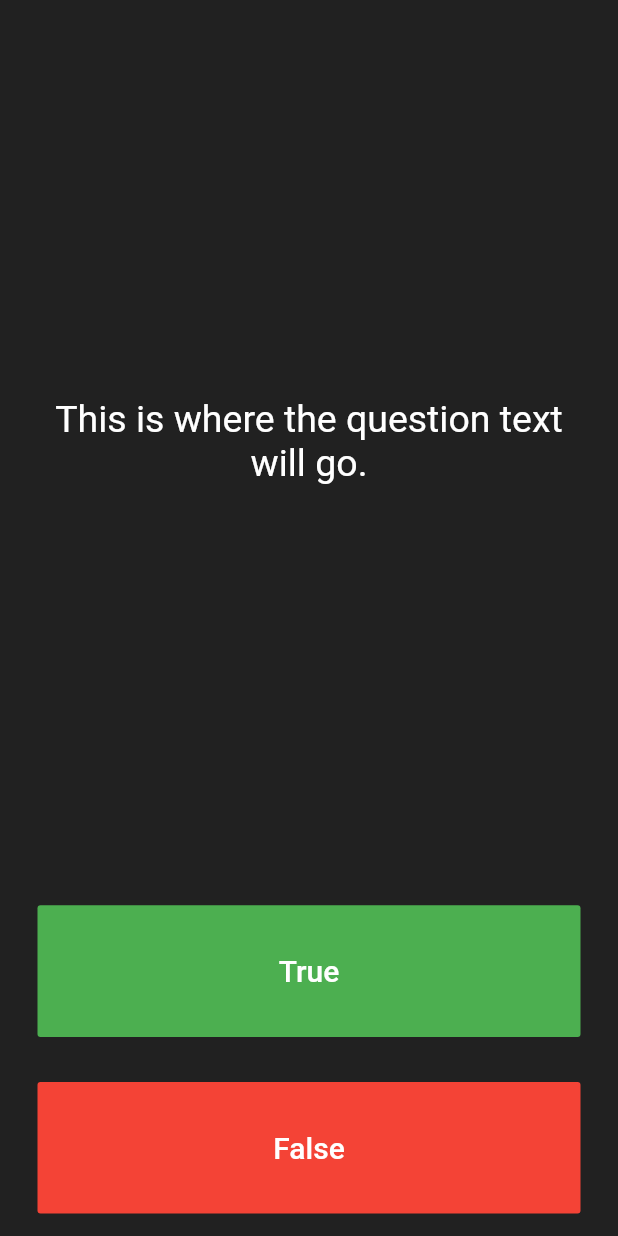
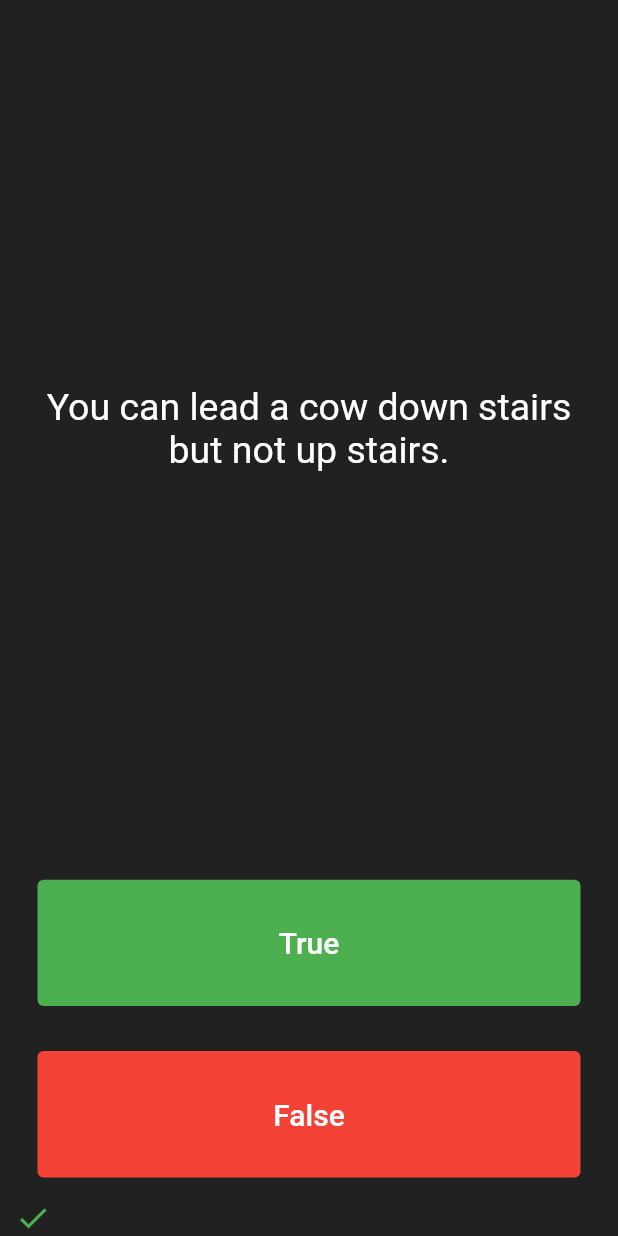
Before and after one commit to giwonn/flutter_study, a Flutter app: the screen it shows after launch, after a tap on "True", on a phone screen of 412 x 824 dp. Run offline on Flutter 3.47's test engine with Material 2 defaults, Android fonts, the phone set to English and light mode, and no system bars.

Commit message:
quizzler 앱 완료

```diff
--- a/quizzler-flutter/lib/main.dart
+++ b/quizzler-flutter/lib/main.dart
@@ -1,4 +1,7 @@
 import 'package:flutter/material.dart';
+import 'package:quizzler/quiz_brain.dart';
+
+QuizBrain quizBrain = QuizBrain();
 
 void main() => runApp(Quizzler());
 
@@ -25,6 +28,28 @@
 }
 
 class _QuizPageState extends State<QuizPage> {
+  List<Icon> scoreKeeper = [];
+
+  void checkAnswer(bool userPickedAnswer) {
+    bool correctAnswer = quizBrain.getQuestionAnswer();
+
+    if (correctAnswer == userPickedAnswer) {
+      scoreKeeper.add(Icon(
+        Icons.check,
+        color: Colors.green,
+      ));
+    } else {
+      scoreKeeper.add(Icon(
+        Icons.close,
+        color: Colors.red,
+      ));
+    }
+
+    setState(() {
+      quizBrain.nextQuestion();
+    });
+  }
+
   @override
   Widget build(BuildContext context) {
     return Column(
@@ -37,7 +62,7 @@
             padding: EdgeInsets.all(10.0),
             child: Center(
               child: Text(
-                'This is where the question text will go.',
+                quizBrain.getQuestionText(),
                 textAlign: TextAlign.center,
                 style: TextStyle(
                   fontSize: 25.0,
@@ -50,9 +75,10 @@
         Expanded(
           child: Padding(
             padding: EdgeInsets.all(15.0),
-            child: FlatButton(
-              textColor: Colors.white,
-              color: Colors.green,
+            child: TextButton(
+              style: TextButton.styleFrom(
+                backgroundColor: Colors.green,
+              ),
               child: Text(
                 'True',
                 style: TextStyle(
@@ -62,6 +88,7 @@
               ),
               onPressed: () {
                 //The user picked true.
+                checkAnswer(true);
               },
             ),
           ),
@@ -69,8 +96,10 @@
         Expanded(
           child: Padding(
             padding: EdgeInsets.all(15.0),
-            child: FlatButton(
-              color: Colors.red,
+            child: TextButton(
+              style: TextButton.styleFrom(
+                backgroundColor: Colors.red,
+              ),
               child: Text(
                 'False',
                 style: TextStyle(
@@ -80,11 +109,14 @@
               ),
               onPressed: () {
                 //The user picked false.
+                checkAnswer(false);
               },
             ),
           ),
         ),
-        //TODO: Add a Row here as your score keeper
+        Row(
+          children: scoreKeeper,
+        ),
       ],
     );
   }
--- /dev/null
+++ b/quizzler-flutter/lib/question.dart
@@ -0,0 +1,9 @@
+class Question {
+  String questionText;
+  bool questionAnswer;
+
+  Question(String q, bool a) {
+    questionText = q;
+    questionAnswer = a;
+  }
+}
--- /dev/null
+++ b/quizzler-flutter/lib/quiz_brain.dart
@@ -0,0 +1,49 @@
+import 'package:flutter/cupertino.dart';
+
+import 'question.dart';
+
+class QuizBrain {
+  int _questionNumber = 0;
+
+  List<Question> _questionBank = [
+    Question('Some cats are actually allergic to humans', true),
+    Question('You can lead a cow down stairs but not up stairs.', false),
+    Question('Approximately one quarter of human bones are in the feet.', true),
+    Question('A slug\'s blood is green.', true),
+    Question('Buzz Aldrin\'s mother\'s maiden name was \"Moon\".', true),
+    Question('It is illegal to pee in the Ocean in Portugal.', true),
+    Question(
+        'No piece of square dry paper can be folded in half more than 7 times.',
+        false),
+    Question(
+        'In London, UK, if you happen to die in the House of Parliament, you are technically entitled to a state funeral, because the building is considered too sacred a place.',
+        true),
+    Question(
+        'The loudest sound produced by any animal is 188 decibels. That animal is the African Elephant.',
+        false),
+    Question(
+        'The total surface area of two human lungs is approximately 70 square metres.',
+        true),
+    Question('Google was originally called \"Backrub\".', true),
+    Question(
+        'Chocolate affects a dog\'s heart and nervous system; a few ounces are enough to kill a small dog.',
+        true),
+    Question(
+        'In West Virginia, USA, if you accidentally hit an animal with your car, you are free to take it home to eat.',
+        true),
+  ];
+
+  void nextQuestion() {
+    if (_questionNumber < _questionBank.length - 1) {
+      _questionNumber++;
+    }
+  }
+
+  String getQuestionText() {
+    return _questionBank[_questionNumber].questionText;
+  }
+
+  bool getQuestionAnswer() {
+    return _questionBank[_questionNumber].questionAnswer;
+  }
+}
```
Also changed, not shown: 6 other files.
